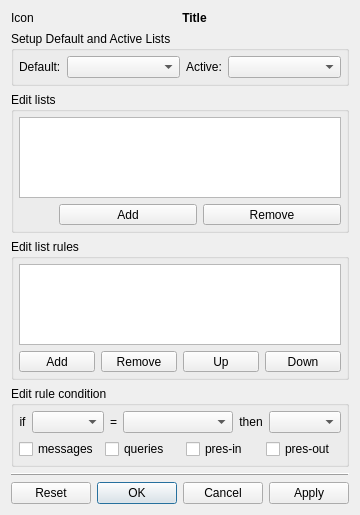
xnamed/vacuum-im, file src/plugins/privacylists/editlistsdialog2.ui: the form before one commit.
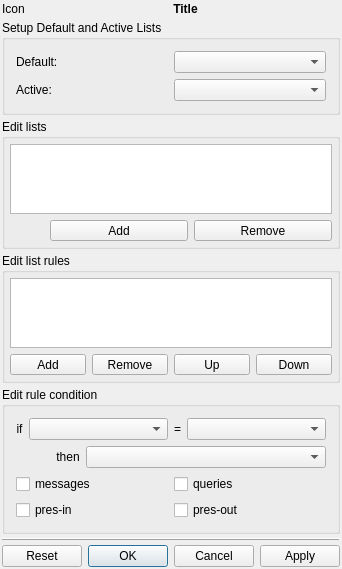
The form after the commit.

Patch:
```diff
--- a/src/plugins/privacylists/editlistsdialog2.ui
+++ b/src/plugins/privacylists/editlistsdialog2.ui
@@ -6,8 +6,8 @@
    <rect>
     <x>0</x>
     <y>0</y>
-    <width>336</width>
-    <height>515</height>
+    <width>322</width>
+    <height>529</height>
    </rect>
   </property>
   <property name="sizePolicy">
@@ -16,7 +16,22 @@
     <verstretch>0</verstretch>
    </sizepolicy>
   </property>
-  <layout class="QVBoxLayout" name="vLayout">
+  <layout class="QVBoxLayout" name="verticalLayouMain">
+   <property name="spacing">
+    <number>4</number>
+   </property>
+   <property name="leftMargin">
+    <number>2</number>
+   </property>
+   <property name="topMargin">
+    <number>2</number>
+   </property>
+   <property name="rightMargin">
+    <number>2</number>
+   </property>
+   <property name="bottomMargin">
+    <number>2</number>
+   </property>
    <item>
     <layout class="QHBoxLayout" name="horizontalLayout_2">
      <item>
@@ -61,23 +76,17 @@
      <property name="title">
       <string>Setup Default and Active Lists</string>
      </property>
-     <layout class="QVBoxLayout">
-      <property name="leftMargin">
-       <number>5</number>
-      </property>
-      <property name="topMargin">
-       <number>5</number>
-      </property>
-      <property name="rightMargin">
-       <number>5</number>
-      </property>
-      <property name="bottomMargin">
-       <number>5</number>
-      </property>
+     <layout class="QVBoxLayout" name="verticalLayout_2">
       <item>
        <layout class="QHBoxLayout">
         <item>
          <widget class="QLabel" name="lblDefault">
+          <property name="sizePolicy">
+           <sizepolicy hsizetype="Expanding" vsizetype="Preferred">
+            <horstretch>0</horstretch>
+            <verstretch>0</verstretch>
+           </sizepolicy>
+          </property>
           <property name="text">
            <string>Default:</string>
           </property>
@@ -99,8 +108,18 @@
           </property>
          </widget>
         </item>
+       </layout>
+      </item>
+      <item>
+       <layout class="QHBoxLayout" name="horizontalLayout_3">
         <item>
          <widget class="QLabel" name="lblActive">
+          <property name="sizePolicy">
+           <sizepolicy hsizetype="Expanding" vsizetype="Preferred">
+            <horstretch>0</horstretch>
+            <verstretch>0</verstretch>
+           </sizepolicy>
+          </property>
           <property name="text">
            <string>Active:</string>
           </property>
@@ -152,7 +171,11 @@
        <number>5</number>
       </property>
       <item>
-       <widget class="QListWidget" name="ltwLists"/>
+       <widget class="QListWidget" name="ltwLists">
+        <property name="sizeAdjustPolicy">
+         <enum>QAbstractScrollArea::AdjustToContents</enum>
+        </property>
+       </widget>
       </item>
       <item>
        <layout class="QHBoxLayout">
@@ -228,7 +251,14 @@
        <number>5</number>
       </property>
       <item>
-       <widget class="QListWidget" name="ltwRules"/>
+       <widget class="QListWidget" name="ltwRules">
+        <property name="sizeAdjustPolicy">
+         <enum>QAbstractScrollArea::AdjustToContents</enum>
+        </property>
+        <property name="isWrapping" stdset="0">
+         <bool>true</bool>
+        </property>
+       </widget>
       </item>
       <item>
        <layout class="QHBoxLayout" name="horizontalLayout">
@@ -294,19 +324,7 @@
      <property name="title">
       <string>Edit rule condition</string>
      </property>
-     <layout class="QVBoxLayout">
-      <property name="leftMargin">
-       <number>5</number>
-      </property>
-      <property name="topMargin">
-       <number>5</number>
-      </property>
-      <property name="rightMargin">
-       <number>5</number>
-      </property>
-      <property name="bottomMargin">
-       <number>5</number>
-      </property>
+     <layout class="QVBoxLayout" name="verticalLayout_3">
       <item>
        <layout class="QHBoxLayout">
         <item>
@@ -323,7 +341,14 @@
          </widget>
         </item>
         <item>
-         <widget class="QComboBox" name="cmbType"/>
+         <widget class="QComboBox" name="cmbType">
+          <property name="sizePolicy">
+           <sizepolicy hsizetype="Expanding" vsizetype="Fixed">
+            <horstretch>0</horstretch>
+            <verstretch>0</verstretch>
+           </sizepolicy>
+          </property>
+         </widget>
         </item>
         <item>
          <widget class="QLabel" name="lblEqual">
@@ -351,6 +376,26 @@
           </property>
          </widget>
         </item>
+       </layout>
+      </item>
+      <item>
+       <layout class="QHBoxLayout" name="horizontalLayout_5">
+        <item>
+         <spacer name="horizontalSpacer_2">
+          <property name="orientation">
+           <enum>Qt::Horizontal</enum>
+          </property>
+          <property name="sizeType">
+           <enum>QSizePolicy::Preferred</enum>
+          </property>
+          <property name="sizeHint" stdset="0">
+           <size>
+            <width>40</width>
+            <height>20</height>
+           </size>
+          </property>
+         </spacer>
+        </item>
         <item>
          <widget class="QLabel" name="lblThen">
           <property name="text">
@@ -365,7 +410,14 @@
          </widget>
         </item>
         <item>
-         <widget class="QComboBox" name="cmbAction"/>
+         <widget class="QComboBox" name="cmbAction">
+          <property name="sizePolicy">
+           <sizepolicy hsizetype="Expanding" vsizetype="Fixed">
+            <horstretch>0</horstretch>
+            <verstretch>0</verstretch>
+           </sizepolicy>
+          </property>
+         </widget>
         </item>
        </layout>
       </item>
@@ -385,6 +437,10 @@
           </property>
          </widget>
         </item>
+       </layout>
+      </item>
+      <item>
+       <layout class="QHBoxLayout" name="horizontalLayout_4">
         <item>
          <widget class="QCheckBox" name="chbPresenceIn">
           <property name="text">
```
